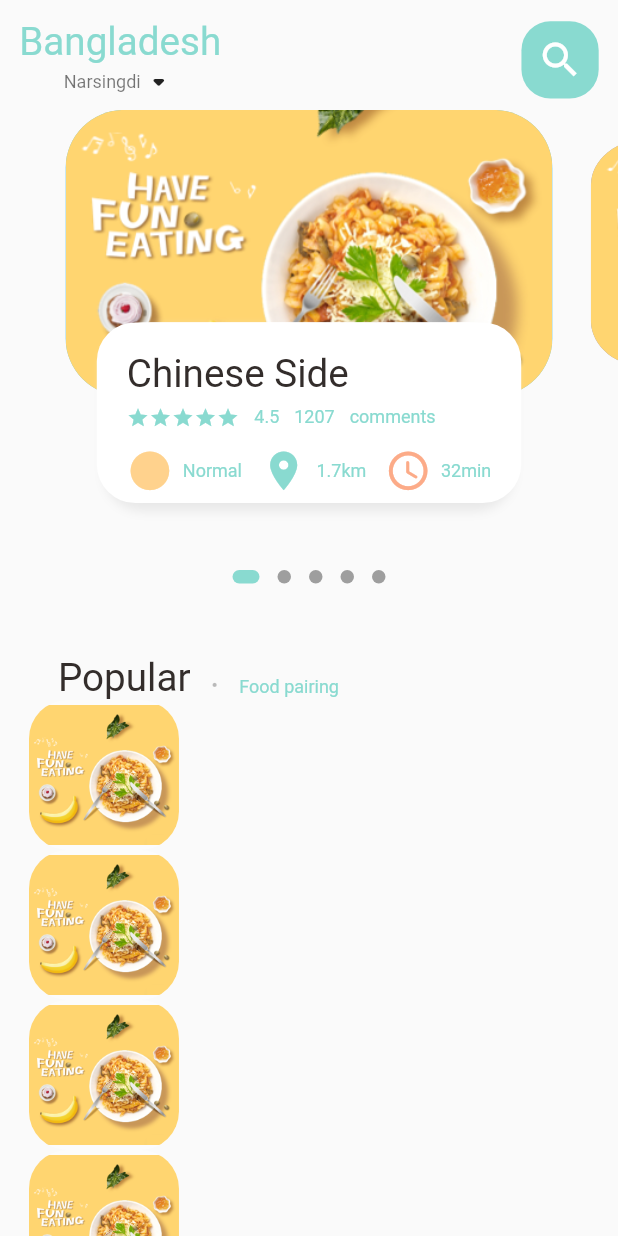
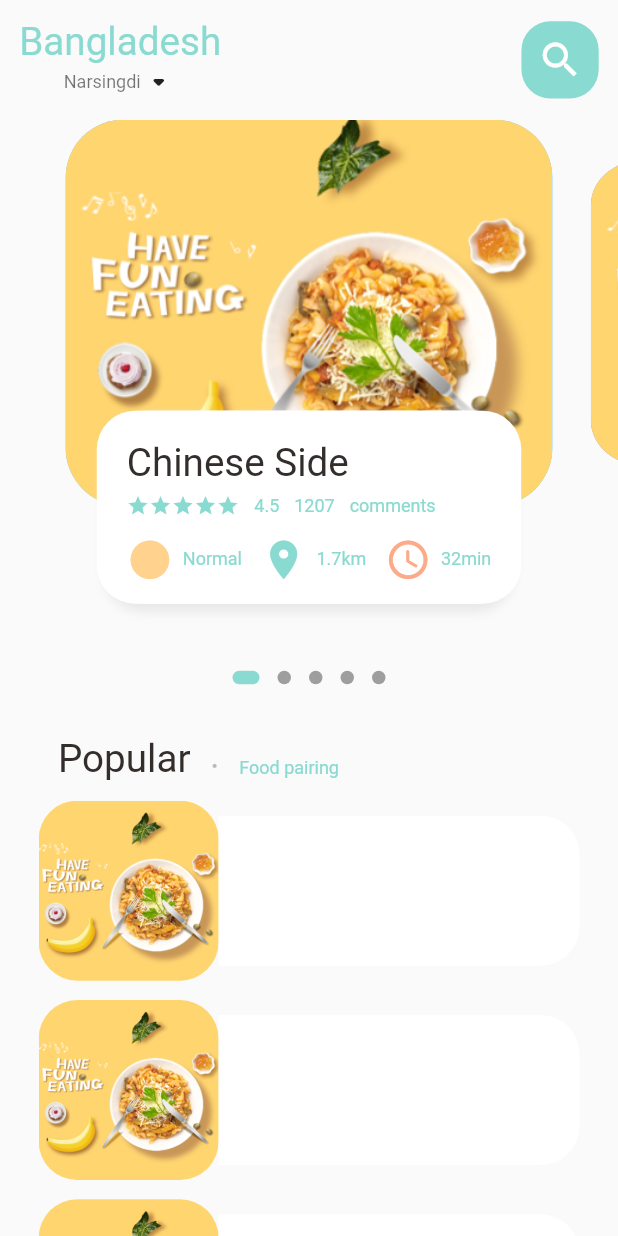
Before and after one commit to Kalam031/food_delivery, a Flutter app: the screen it shows after launch, on a phone screen of 412 x 824 dp. Run offline on Flutter 3.47's test engine with Material 2 defaults, Android fonts, the phone set to English and light mode, and no system bars; drawn by our look-alikes of dots_indicator; our stand-ins replace get.

Commit message:
listview txt section beside image

```diff
--- a/lib/home/food_page_body.dart
+++ b/lib/home/food_page_body.dart
@@ -64,15 +64,16 @@ class _FoodPageBodyState extends State<FoodPageBody> {
           ),
         ),
         //Popular text
-        SizedBox(height: Dimensions.height30),
+        SizedBox(height: Dimensions.height20),
         Container(
-          margin: EdgeInsets.only(left: Dimensions.width30),
+          margin: EdgeInsets.only(
+              left: Dimensions.width30, bottom: Dimensions.height10),
           child: Row(
             crossAxisAlignment: CrossAxisAlignment.end,
             children: [
               BigText(text: "Popular"),
               SizedBox(
-                width: Dimensions.height10,
+                width: Dimensions.width10,
               ),
               Container(
                 margin: EdgeInsets.only(bottom: 3),
@@ -82,7 +83,7 @@ class _FoodPageBodyState extends State<FoodPageBody> {
                 ),
               ),
               SizedBox(
-                width: Dimensions.height10,
+                width: Dimensions.width10,
               ),
               Container(
                 margin: EdgeInsets.only(bottom: 2),
@@ -95,29 +96,45 @@ class _FoodPageBodyState extends State<FoodPageBody> {
         ),
         //List of food and image
         Container(
-          height: 700,
+          height: 900,
           child: ListView.builder(
             physics: NeverScrollableScrollPhysics(),
-            shrinkWrap: true,
-            itemCount: 15,
+            //shrinkWrap: true,
+            itemCount: 10,
             itemBuilder: (context, index) {
               return Container(
                 margin: EdgeInsets.only(
-                  left: Dimensions.width15,
-                  right: Dimensions.width15,
+                  left: Dimensions.width20,
+                  right: Dimensions.width20,
+                  bottom: Dimensions.height10,
                 ),
                 child: Row(
                   children: [
+                    //image section
                     Container(
-                      height: 100,
-                      width: 100,
+                      height: 120,
+                      width: 120,
                       decoration: BoxDecoration(
                         borderRadius: BorderRadius.circular(
                           Dimensions.radius20,
                         ),
                         color: Colors.white38,
                         image: DecorationImage(
+                          fit: BoxFit.cover,
                           image: AssetImage("assets/image/food0.png"),
+                        ),
+                      ),
+                    ),
+                    //txt section
+                    Expanded(
+                      child: Container(
+                        height: 100,
+                        decoration: BoxDecoration(
+                          borderRadius: BorderRadius.only(
+                            topRight: Radius.circular(Dimensions.radius20),
+                            bottomRight: Radius.circular(Dimensions.radius20),
+                          ),
+                          color: Colors.white,
                         ),
                       ),
                     ),
--- a/lib/home/main_food_page.dart
+++ b/lib/home/main_food_page.dart
@@ -20,7 +20,7 @@ class _MainFoodPageState extends State<MainFoodPage> {
             Container(
               child: Container(
                 margin: EdgeInsets.only(
-                    top: Dimensions.height10, bottom: Dimensions.height5),
+                    top: Dimensions.height10, bottom: Dimensions.height10),
                 padding: EdgeInsets.only(
                     left: Dimensions.width10, right: Dimensions.width10),
                 child: Row(
--- a/lib/utils/dimensions.dart
+++ b/lib/utils/dimensions.dart
@@ -4,19 +4,21 @@ class Dimensions {
   static double screenHeight = Get.context!.height;
   static double screenWidth = Get.context!.width;
 
-  static double pageView = screenHeight / 2.74;
-  static double pageViewContainer = screenHeight / 4.32;
-  static double pageViewTextContainer = screenHeight / 6.84;
+  static double pageView = screenHeight / 2.28;
+  static double pageViewContainer = screenHeight / 3.2;
+  static double pageViewTextContainer = screenHeight / 6.4;
 //dynamic height padding and margin
   static double height5 = screenHeight / 128;
   static double height10 = screenHeight / 64;
   static double height15 = screenHeight / 42.67;
+  static double height20 = screenHeight / 32;
   static double height30 = screenHeight / 21.33;
   static double height40 = screenHeight / 16;
 //dynamic width padding and margin
   static double width5 = screenHeight / 128;
   static double width10 = screenHeight / 64;
   static double width15 = screenHeight / 42.67;
+  static double width20 = screenHeight / 32;
   static double width30 = screenHeight / 21.33;
   static double width40 = screenHeight / 16;
 
```
